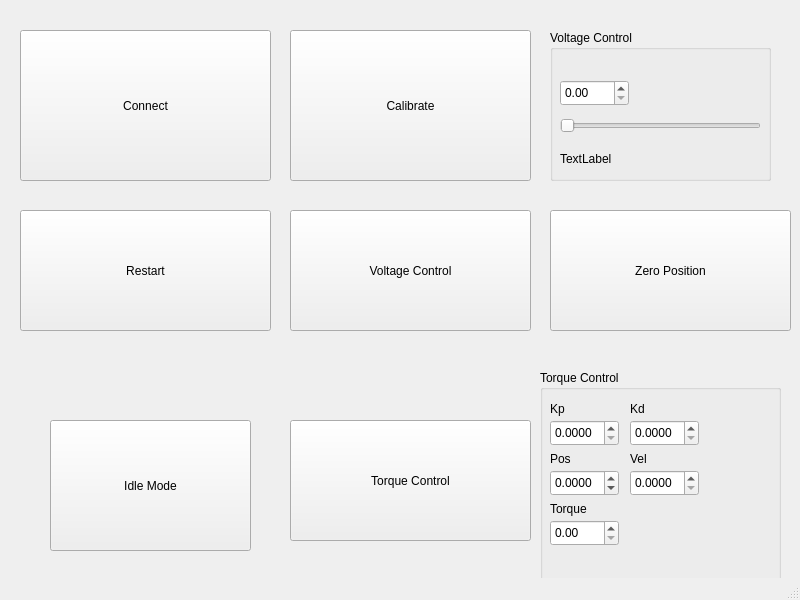
This is Hardware/Actuator/NomadBLDC/Tools/NomadBLDCGUI.ui in implementedrobotics/Nomad as Qt 5 draws it before an edit. The edited form follows.
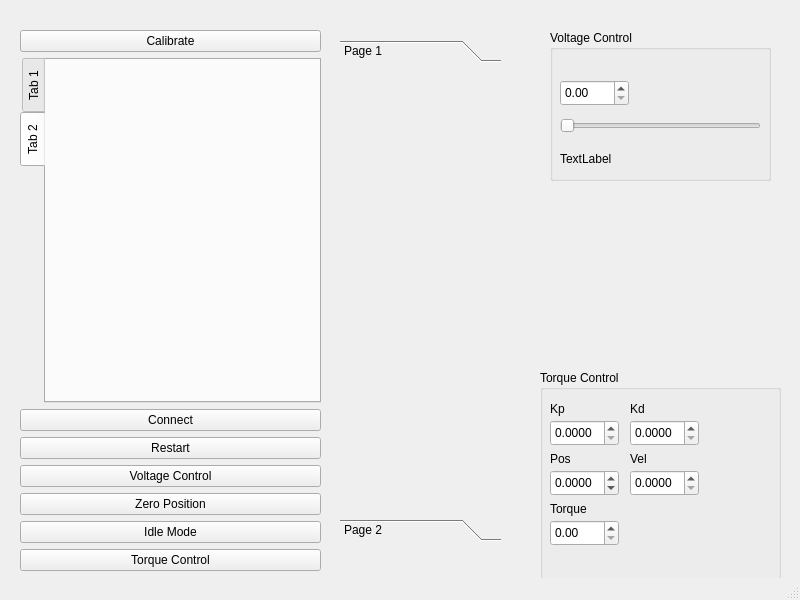
This is the edited form.

Commit message: Add HDLC Control Escpae for Firmware and Tool Send. Still need Control Escape for Tool Receive.

```diff
--- a/Hardware/Actuator/NomadBLDC/Tools/NomadBLDCGUI.ui
+++ b/Hardware/Actuator/NomadBLDC/Tools/NomadBLDCGUI.ui
@@ -14,71 +14,6 @@
    <string>Nomad BLDC Tool</string>
   </property>
   <widget class="QWidget" name="centralwidget">
-   <widget class="QPushButton" name="connectButton">
-    <property name="geometry">
-     <rect>
-      <x>20</x>
-      <y>30</y>
-      <width>251</width>
-      <height>151</height>
-     </rect>
-    </property>
-    <property name="text">
-     <string>Connect</string>
-    </property>
-   </widget>
-   <widget class="QPushButton" name="calibrateButton">
-    <property name="geometry">
-     <rect>
-      <x>290</x>
-      <y>30</y>
-      <width>241</width>
-      <height>151</height>
-     </rect>
-    </property>
-    <property name="text">
-     <string>Calibrate</string>
-    </property>
-   </widget>
-   <widget class="QPushButton" name="restartButton">
-    <property name="geometry">
-     <rect>
-      <x>20</x>
-      <y>210</y>
-      <width>251</width>
-      <height>121</height>
-     </rect>
-    </property>
-    <property name="text">
-     <string>Restart</string>
-    </property>
-   </widget>
-   <widget class="QPushButton" name="voltageControlButton">
-    <property name="geometry">
-     <rect>
-      <x>290</x>
-      <y>210</y>
-      <width>241</width>
-      <height>121</height>
-     </rect>
-    </property>
-    <property name="text">
-     <string>Voltage Control</string>
-    </property>
-   </widget>
-   <widget class="QPushButton" name="idleModeButton">
-    <property name="geometry">
-     <rect>
-      <x>50</x>
-      <y>420</y>
-      <width>201</width>
-      <height>131</height>
-     </rect>
-    </property>
-    <property name="text">
-     <string>Idle Mode</string>
-    </property>
-   </widget>
    <widget class="QGroupBox" name="groupBox">
     <property name="geometry">
      <rect>
@@ -131,32 +66,6 @@
      </property>
     </widget>
    </widget>
-   <widget class="QPushButton" name="torqueControlButton">
-    <property name="geometry">
-     <rect>
-      <x>290</x>
-      <y>420</y>
-      <width>241</width>
-      <height>121</height>
-     </rect>
-    </property>
-    <property name="text">
-     <string>Torque Control</string>
-    </property>
-   </widget>
-   <widget class="QPushButton" name="zeroPositionButton">
-    <property name="geometry">
-     <rect>
-      <x>550</x>
-      <y>210</y>
-      <width>241</width>
-      <height>121</height>
-     </rect>
-    </property>
-    <property name="text">
-     <string>Zero Position</string>
-    </property>
-   </widget>
    <widget class="QGroupBox" name="groupBox_2">
     <property name="geometry">
      <rect>
@@ -330,6 +239,132 @@
      </property>
     </widget>
    </widget>
+   <widget class="QToolBox" name="toolBox">
+    <property name="geometry">
+     <rect>
+      <x>340</x>
+      <y>40</y>
+      <width>161</width>
+      <height>501</height>
+     </rect>
+    </property>
+    <property name="currentIndex">
+     <number>0</number>
+    </property>
+    <widget class="QWidget" name="page">
+     <property name="geometry">
+      <rect>
+       <x>0</x>
+       <y>0</y>
+       <width>161</width>
+       <height>439</height>
+      </rect>
+     </property>
+     <attribute name="label">
+      <string>Page 1</string>
+     </attribute>
+    </widget>
+    <widget class="QWidget" name="page_2">
+     <property name="geometry">
+      <rect>
+       <x>0</x>
+       <y>0</y>
+       <width>100</width>
+       <height>30</height>
+      </rect>
+     </property>
+     <attribute name="label">
+      <string>Page 2</string>
+     </attribute>
+    </widget>
+   </widget>
+   <widget class="QWidget" name="">
+    <property name="geometry">
+     <rect>
+      <x>20</x>
+      <y>30</y>
+      <width>301</width>
+      <height>541</height>
+     </rect>
+    </property>
+    <layout class="QVBoxLayout" name="verticalLayout">
+     <item>
+      <widget class="QPushButton" name="calibrateButton">
+       <property name="text">
+        <string>Calibrate</string>
+       </property>
+      </widget>
+     </item>
+     <item>
+      <widget class="QTabWidget" name="tabWidget">
+       <property name="tabPosition">
+        <enum>QTabWidget::West</enum>
+       </property>
+       <property name="tabShape">
+        <enum>QTabWidget::Rounded</enum>
+       </property>
+       <property name="currentIndex">
+        <number>1</number>
+       </property>
+       <property name="documentMode">
+        <bool>false</bool>
+       </property>
+       <widget class="QWidget" name="tab">
+        <attribute name="title">
+         <string>Tab 1</string>
+        </attribute>
+       </widget>
+       <widget class="QWidget" name="tab_2">
+        <attribute name="title">
+         <string>Tab 2</string>
+        </attribute>
+       </widget>
+      </widget>
+     </item>
+     <item>
+      <widget class="QPushButton" name="connectButton">
+       <property name="text">
+        <string>Connect</string>
+       </property>
+      </widget>
+     </item>
+     <item>
+      <widget class="QPushButton" name="restartButton">
+       <property name="text">
+        <string>Restart</string>
+       </property>
+      </widget>
+     </item>
+     <item>
+      <widget class="QPushButton" name="voltageControlButton">
+       <property name="text">
+        <string>Voltage Control</string>
+       </property>
+      </widget>
+     </item>
+     <item>
+      <widget class="QPushButton" name="zeroPositionButton">
+       <property name="text">
+        <string>Zero Position</string>
+       </property>
+      </widget>
+     </item>
+     <item>
+      <widget class="QPushButton" name="idleModeButton">
+       <property name="text">
+        <string>Idle Mode</string>
+       </property>
+      </widget>
+     </item>
+     <item>
+      <widget class="QPushButton" name="torqueControlButton">
+       <property name="text">
+        <string>Torque Control</string>
+       </property>
+      </widget>
+     </item>
+    </layout>
+   </widget>
   </widget>
   <widget class="QStatusBar" name="statusbar"/>
  </widget>
```
The commit also changes 11 other files.
